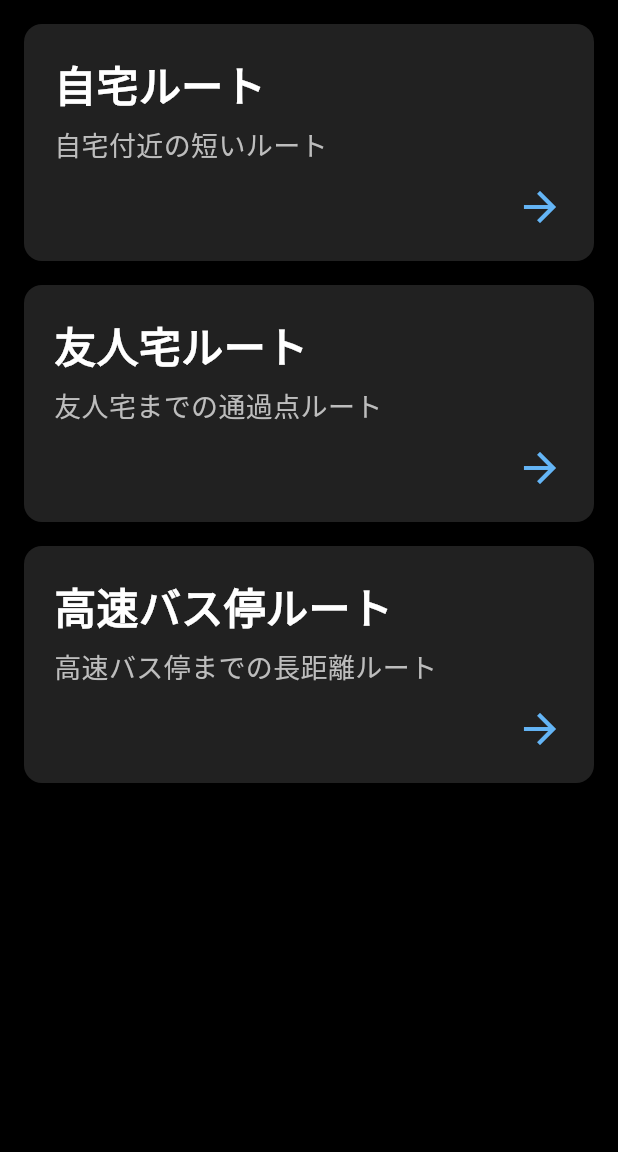
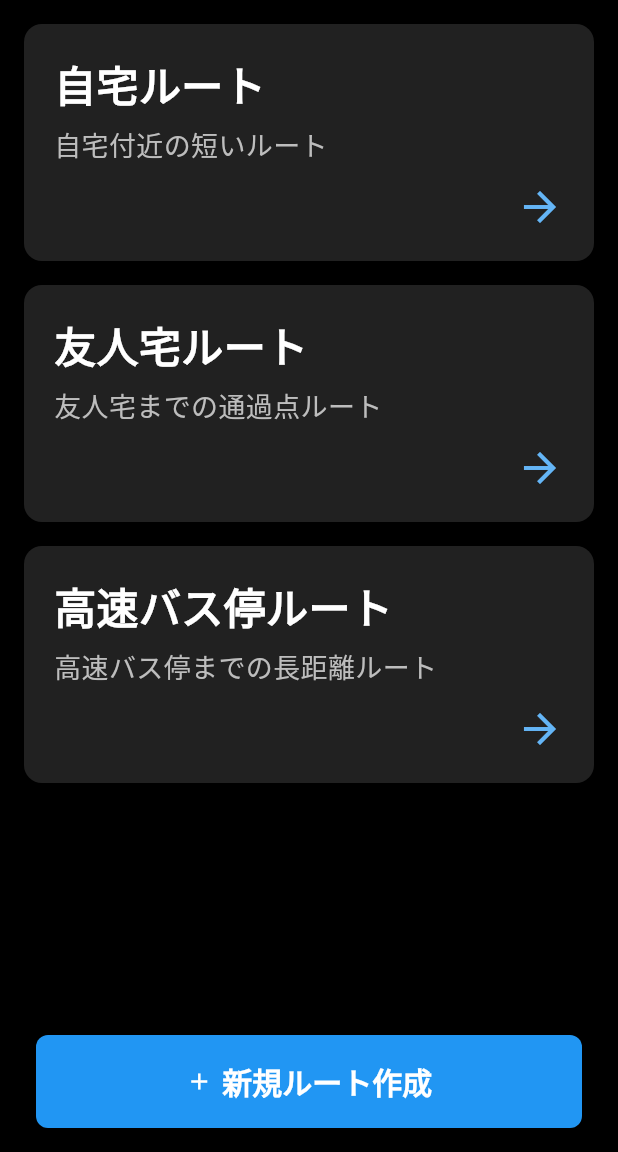
Before and after one commit to dachikan/walk_guide2, a Flutter app: the screen it shows after launch, after a tap on "ルートを選択", on a phone screen of 412 x 824 dp, the part 84-1236 px from its top. Run offline on Flutter 3.47's test engine with Material 3 defaults, Android fonts, the phone set to English and light mode, and no system bars; our stand-ins replace camera, csv, flutter_compass, flutter_dotenv, flutter_tts, geolocator and 3 more.

Commit message:
ルート保存機能にデバッグログを追加
- route_edit_screen.dartに詳細なデバッグ出力を追加
- route_service.dartの保存処理に各ステップのログを追加
- エラー発生時のスタックトレース出力を追加
- 保存成功時の確認メッセージを改善

```diff
--- a/lib/route_edit_screen.dart
+++ b/lib/route_edit_screen.dart
@@ -250,6 +250,12 @@
     }
   }
 
+  // ファイル名サニタイズ関数
+  String _sanitizeFileName(String name) {
+    // 英数字・アンダースコア以外をアンダースコアに変換
+    return name.replaceAll(RegExp(r'[^a-zA-Z0-9_]'), '_');
+  }
+
   /// ルートを保存
   void _saveRoute() async {
     if (_routeNameController.text.trim().isEmpty) {
@@ -266,6 +272,15 @@
       return;
     }
 
+    final safeName = _sanitizeFileName(_routeNameController.text.trim());
+    if (safeName.isEmpty) {
+      ScaffoldMessenger.of(context).showSnackBar(
+        const SnackBar(content: Text('ルート名は英数字で入力してください')),
+      );
+      return;
+    }
+    final fileName = '$safeName.csv';
+
     setState(() {
       _isSaving = true;
     });
@@ -276,27 +291,42 @@
         points: _points,
       );
 
-      final fileName = '${_routeNameController.text.trim()}.csv';
+      // 保存先パスを取得して表示（デバッグ用）
+      final directory = await RouteService.getAppDocDirectoryPath();
+      final fullPath = '$directory/$fileName';
+      print('=== ルート保存デバッグ開始 ===');
+      print('ルート名: ${route.name}');
+      print('地点数: ${_points.length}');
+      print('ファイル名: $fileName');
+      print('保存先: $fullPath');
+
       await RouteService.saveRoute(route, fileName);
+
+      print('保存成功！');
 
       if (mounted) {
         ScaffoldMessenger.of(context).showSnackBar(
-          const SnackBar(content: Text('ルートを保存しました')),
+          SnackBar(content: Text('ルートを保存しました\n保存先: $fullPath')),
         );
         Navigator.pop(context, true); // 保存成功を通知
       }
     } catch (e) {
+      print('=== 保存エラー発生 ===');
+      print('エラー: $e');
+      print('スタックトレース: ${StackTrace.current}');
       if (mounted) {
         ScaffoldMessenger.of(context).showSnackBar(
-          SnackBar(content: Text('保存エラー: $e')),
+          SnackBar(
+            content: Text('保存エラー: $e'),
+            backgroundColor: Colors.red,
+            duration: const Duration(seconds: 5),
+          ),
         );
       }
     } finally {
-      if (mounted) {
-        setState(() {
-          _isSaving = false;
-        });
-      }
+      setState(() {
+        _isSaving = false;
+      });
     }
   }
 
--- a/lib/route_select_screen.dart
+++ b/lib/route_select_screen.dart
@@ -164,31 +164,21 @@
         preferredSize: const Size.fromHeight(kToolbarHeight),
         child: CommonAppBar(
           pageTitle: 'ルート選択',
-          onAIChanged: () {
-            // AI変更時の処理（必要に応じて）
-          },
+          onAIChanged: () {},
         ),
       ),
-      body: _isLoading
+      body: Column(
+        children: [
+          Expanded(
+            child: _isLoading
                 ? const Center(
                     child: CircularProgressIndicator(color: Colors.white),
                   )
                 : _routes.isEmpty
                     ? Center(
-                  child: Column(
-                    mainAxisAlignment: MainAxisAlignment.center,
-                    children: [
-                      const Text(
+                        child: Text(
                           'ルートが見つかりません',
                           style: TextStyle(color: Colors.white, fontSize: 24),
-                      ),
-                      const SizedBox(height: 20),
-                      ElevatedButton.icon(
-                        icon: const Icon(Icons.add),
-                        label: const Text('新規ルート作成'),
-                        onPressed: _createNewRoute,
-                      ),
-                    ],
                         ),
                       )
                     : ListView.builder(
@@ -277,6 +267,27 @@
                           );
                         },
                       ),
+          ),
+          Padding(
+            padding: const EdgeInsets.symmetric(horizontal: 24, vertical: 16),
+            child: SizedBox(
+              width: double.infinity,
+              child: ElevatedButton.icon(
+                icon: const Icon(Icons.add),
+                label: const Text('新規ルート作成'),
+                style: ElevatedButton.styleFrom(
+                  backgroundColor: Colors.blue,
+                  foregroundColor: Colors.white,
+                  textStyle: const TextStyle(fontSize: 20, fontWeight: FontWeight.bold),
+                  padding: const EdgeInsets.symmetric(vertical: 16),
+                  shape: RoundedRectangleBorder(borderRadius: BorderRadius.circular(8)),
+                ),
+                onPressed: _createNewRoute,
+              ),
+            ),
+          ),
+        ],
+      ),
     );
   }
 }
--- a/lib/route_service.dart
+++ b/lib/route_service.dart
@@ -6,6 +6,11 @@
 
 /// ルートCSVファイル管理サービス
 class RouteService {
+    /// ドキュメントディレクトリのパスを返す（デバッグ用）
+    static Future<String> getAppDocDirectoryPath() async {
+      final directory = await getApplicationDocumentsDirectory();
+      return directory.path;
+    }
   /// 利用可能なルート一覧を取得（アセット＋カスタム）
   static Future<List<RouteInfo>> getAvailableRoutes() async {
     final routes = <RouteInfo>[];
@@ -101,13 +106,27 @@
   /// 新しいルートをCSVファイルとして保存
   static Future<void> saveRoute(WalkRoute route, String fileName) async {
     try {
+      print('[RouteService] 保存処理開始');
       final directory = await getApplicationDocumentsDirectory();
+      print('[RouteService] ディレクトリ取得: ${directory.path}');
+
       final file = File('${directory.path}/$fileName');
+      print('[RouteService] ファイルパス: ${file.path}');
 
       // CSV形式で保存（ヘッダー付き）
       final csvString = route.toCsv();
+      print('[RouteService] CSV生成完了（${csvString.length}文字）');
+
       await file.writeAsString(csvString);
-    } catch (e) {
+      print('[RouteService] ファイル書き込み完了');
+
+      // 保存確認
+      final exists = await file.exists();
+      print('[RouteService] ファイル存在確認: $exists');
+
+    } catch (e, stackTrace) {
+      print('[RouteService] エラー発生: $e');
+      print('[RouteService] スタックトレース: $stackTrace');
       throw Exception('ルート保存エラー: $e');
     }
   }
```
Also changed, not shown: temp_path_provider_check/analysis_options.yaml (added, +28 -0 lines), temp_path_provider_check/lib/main.dart (added, +122 -0 lines), temp_path_provider_check/pubspec.yaml (added, +90 -0 lines), temp_path_provider_check/pubspec.lock (added), 126 other files. Lines whose indentation alone changed are shown as unchanged.
